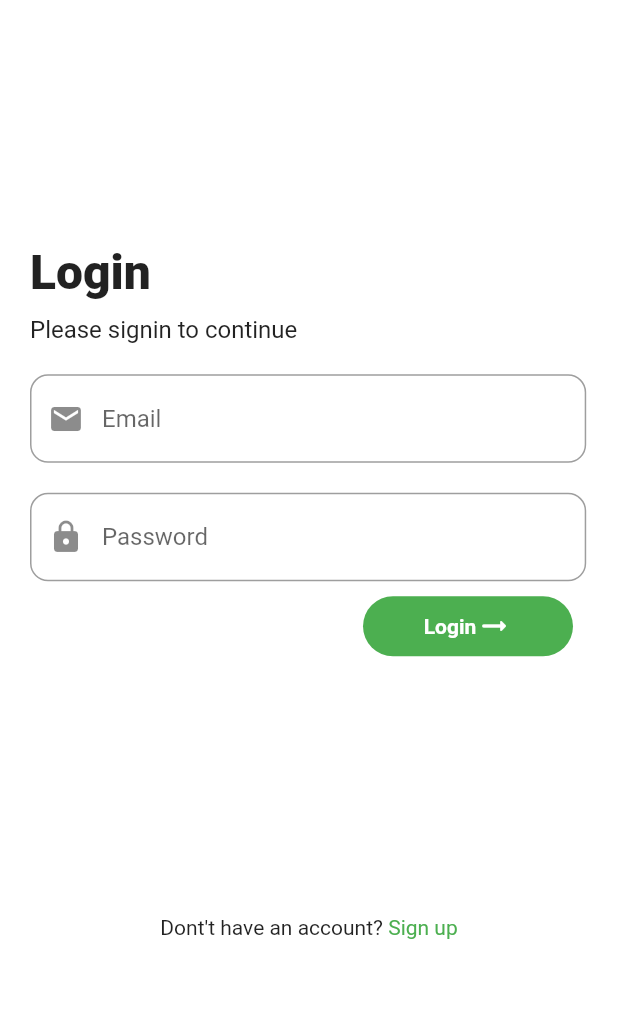
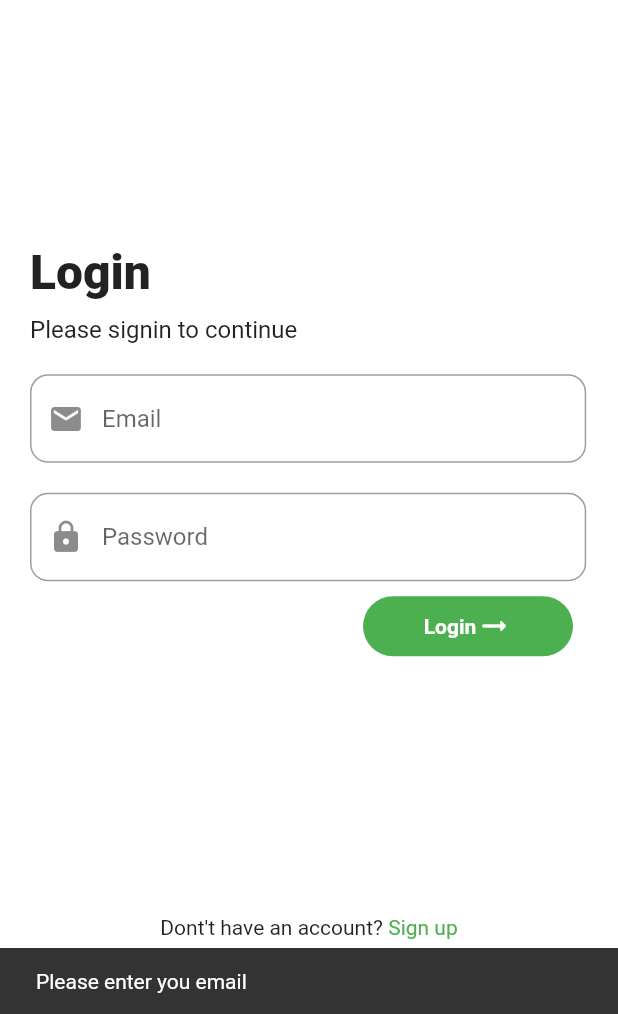
Before and after one commit to Jainaveen-M/stockgram, a Flutter app: the screen it shows after launch, after a tap on "Login", on a phone screen of 412 x 824 dp, the part 222-1236 px from its top. Run offline on Flutter 3.47's test engine with Material 2 defaults, Android fonts, the phone set to English and light mode, and no system bars; our stand-ins replace firebase_auth, firebase_core, flutter_bloc, get_it, sqflite; missing offline and left inert: dart:ffi, web_socket_client; accounts and stored records are empty.

```diff
--- a/lib/bloc/auth/auth_bloc.dart
+++ b/lib/bloc/auth/auth_bloc.dart
@@ -11,14 +11,26 @@ class AuthBloc extends Bloc<AuthEvent, AuthState> {
 
   FutureOr<void> _firebaseLogin(
       AuthLoginEvent event, Emitter<AuthState> emit) async {
-    final UserCredential result =
-        await FirebaseAuth.instance.signInWithEmailAndPassword(
-      email: "jaitest@gmail.com",
-      password: "Jai@1234",
-    );
-    String? email = result.user!.email;
-    if (email != null) {
-      emit(AuthLoginSuccess(email: email));
-    } else {}
+    if (event.email.isEmpty) {
+      emit(AuthLoginFailed(message: "Please enter you email"));
+    } else if (event.password.isEmpty) {
+      emit(AuthLoginFailed(message: "Please enter you password"));
+    } else {
+      final UserCredential result =
+          await FirebaseAuth.instance.signInWithEmailAndPassword(
+        email: event.email,
+        password: event.password,
+      );
+      String? email = result.user!.email;
+      if (email != null) {
+        emit(
+          AuthLoginSuccess(email: email),
+        );
+      } else {
+        emit(
+          AuthLoginFailed(message: "Something went wrong. Please try again."),
+        );
+      }
+    }
   }
 }
--- a/lib/presentation/screens/auth_screen.dart
+++ b/lib/presentation/screens/auth_screen.dart
@@ -60,6 +60,15 @@ class _AuthScreenState extends State<AuthScreen> {
                     context,
                     MaterialPageRoute(
                       builder: (context) => const BottomBar(),
+                    ),
+                  );
+                }
+                if (state is AuthLoginFailed) {
+                  ScaffoldMessenger.of(context).showSnackBar(
+                    SnackBar(
+                      content: Text(
+                        state.message,
+                      ),
                     ),
                   );
                 }
@@ -136,9 +145,12 @@ class _AuthScreenState extends State<AuthScreen> {
                         child: GestureDetector(
                           onTap: () {
                             // _signInWithEmailAndPassword();
-                            authBloc.add(AuthLoginEvent(
+                            authBloc.add(
+                              AuthLoginEvent(
                                 email: userNameController.text,
-                                password: passwordCotroller.text));
+                                password: passwordCotroller.text,
+                              ),
+                            );
                           },
                           child: Container(
                             decoration: BoxDecoration(
```
